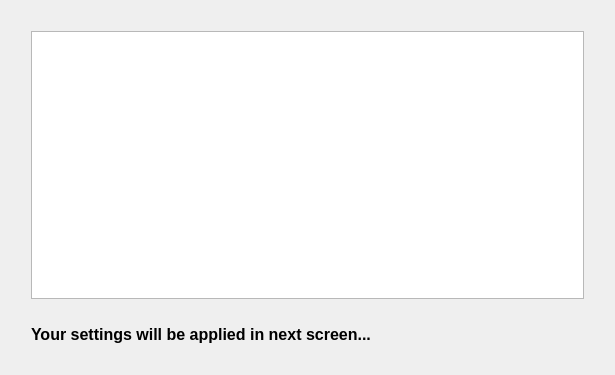
pars-linux/uludag, file kde/kaptan/src/gui/summaryWidget.ui: the form before one commit.
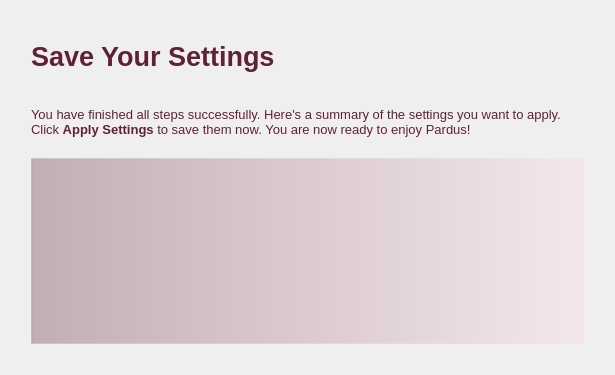
The form after the commit.

Commit message: summary and goodbye widgets are ready. sleepy...

The edit to the form file:
```diff
--- a/kde/kaptan/src/gui/summaryWidget.ui
+++ b/kde/kaptan/src/gui/summaryWidget.ui
@@ -13,6 +13,9 @@
   <property name="windowTitle">
    <string>Summary</string>
   </property>
+  <property name="styleSheet">
+   <string>color: rgb(95, 34, 52);</string>
+  </property>
   <layout class="QGridLayout" name="gridLayout">
    <item row="0" column="1">
     <spacer name="verticalSpacer_2">
@@ -30,89 +33,137 @@
      </property>
     </spacer>
    </item>
-   <item row="1" column="1">
-    <widget class="QTextEdit" name="textSummary"/>
-   </item>
-   <item row="1" column="2">
-    <spacer name="horizontalSpacer_2">
-     <property name="orientation">
-      <enum>Qt::Horizontal</enum>
-     </property>
-     <property name="sizeType">
-      <enum>QSizePolicy::Fixed</enum>
-     </property>
-     <property name="sizeHint" stdset="0">
-      <size>
-       <width>20</width>
-       <height>20</height>
-      </size>
-     </property>
-    </spacer>
-   </item>
-   <item row="2" column="0">
-    <spacer name="horizontalSpacer_3">
-     <property name="orientation">
-      <enum>Qt::Horizontal</enum>
-     </property>
-     <property name="sizeType">
-      <enum>QSizePolicy::Fixed</enum>
-     </property>
-     <property name="sizeHint" stdset="0">
-      <size>
-       <width>20</width>
-       <height>20</height>
-      </size>
-     </property>
-    </spacer>
-   </item>
    <item row="2" column="1">
-    <layout class="QVBoxLayout" name="verticalLayout">
+    <widget class="QTextEdit" name="textSummary">
+     <property name="styleSheet">
+      <string>#textSummary{background-color: qlineargradient(spread:pad, x1:0, y1:0, x2:1, y2:0, stop:0 rgba(0, 0, 0, 81), stop:0.00537634 rgba(95, 34, 52, 80), stop:1 rgba(255, 213, 230, 80));
+
+border: 1px solid rgb(236, 236, 236, 80);}</string>
+     </property>
+    </widget>
+   </item>
+   <item row="2" column="2">
+    <spacer name="horizontalSpacer_2">
+     <property name="orientation">
+      <enum>Qt::Horizontal</enum>
+     </property>
+     <property name="sizeType">
+      <enum>QSizePolicy::Fixed</enum>
+     </property>
+     <property name="sizeHint" stdset="0">
+      <size>
+       <width>20</width>
+       <height>20</height>
+      </size>
+     </property>
+    </spacer>
+   </item>
+   <item row="5" column="1">
+    <spacer name="verticalSpacer_3">
+     <property name="orientation">
+      <enum>Qt::Vertical</enum>
+     </property>
+     <property name="sizeType">
+      <enum>QSizePolicy::Fixed</enum>
+     </property>
+     <property name="sizeHint" stdset="0">
+      <size>
+       <width>20</width>
+       <height>20</height>
+      </size>
+     </property>
+    </spacer>
+   </item>
+   <item row="1" column="1">
+    <layout class="QVBoxLayout" name="verticalLayout_2">
      <item>
-      <spacer name="verticalSpacer">
-       <property name="orientation">
-        <enum>Qt::Vertical</enum>
-       </property>
-       <property name="sizeType">
-        <enum>QSizePolicy::Fixed</enum>
-       </property>
-       <property name="sizeHint" stdset="0">
-        <size>
-         <width>20</width>
-         <height>20</height>
-        </size>
-       </property>
-      </spacer>
-     </item>
-     <item>
-      <widget class="QLabel" name="labelKaptanIntro">
+      <widget class="QLabel" name="label">
        <property name="sizePolicy">
-        <sizepolicy hsizetype="Preferred" vsizetype="Fixed">
+        <sizepolicy hsizetype="Fixed" vsizetype="Fixed">
          <horstretch>0</horstretch>
          <verstretch>0</verstretch>
         </sizepolicy>
        </property>
+       <property name="minimumSize">
+        <size>
+         <width>0</width>
+         <height>50</height>
+        </size>
+       </property>
+       <property name="font">
+        <font>
+         <pointsize>20</pointsize>
+         <weight>75</weight>
+         <bold>true</bold>
+        </font>
+       </property>
+       <property name="styleSheet">
+        <string>color: rgb(95, 34, 52);</string>
+       </property>
+       <property name="text">
+        <string>Save Your Settings</string>
+       </property>
+      </widget>
+     </item>
+     <item>
+      <spacer name="verticalSpacer_5">
+       <property name="orientation">
+        <enum>Qt::Vertical</enum>
+       </property>
+       <property name="sizeType">
+        <enum>QSizePolicy::Fixed</enum>
+       </property>
+       <property name="sizeHint" stdset="0">
+        <size>
+         <width>20</width>
+         <height>20</height>
+        </size>
+       </property>
+      </spacer>
+     </item>
+     <item>
+      <widget class="QLabel" name="labelMouseDesc">
+       <property name="minimumSize">
+        <size>
+         <width>300</width>
+         <height>0</height>
+        </size>
+       </property>
        <property name="styleSheet">
         <string notr="true">color:black</string>
        </property>
-       <property name="frameShadow">
-        <enum>QFrame::Raised</enum>
-       </property>
        <property name="text">
         <string>&lt;!DOCTYPE HTML PUBLIC &quot;-//W3C//DTD HTML 4.0//EN&quot; &quot;http://www.w3.org/TR/REC-html40/strict.dtd&quot;&gt;
 &lt;html&gt;&lt;head&gt;&lt;meta name=&quot;qrichtext&quot; content=&quot;1&quot; /&gt;&lt;style type=&quot;text/css&quot;&gt;
 p, li { white-space: pre-wrap; }
-&lt;/style&gt;&lt;/head&gt;&lt;body style=&quot; font-family:'Droid Sans'; font-size:10pt; font-weight:400; font-style:normal;&quot;&gt;
-&lt;p style=&quot; margin-top:0px; margin-bottom:0px; margin-left:0px; margin-right:0px; -qt-block-indent:0; text-indent:0px;&quot;&gt;&lt;span style=&quot; font-size:12pt; font-weight:600;&quot;&gt;Your settings will be applied in next screen...&lt;/span&gt;&lt;/p&gt;&lt;/body&gt;&lt;/html&gt;</string>
+&lt;/style&gt;&lt;/head&gt;&lt;body style=&quot; font-family:'Sans Serif'; font-size:8pt; font-weight:400; font-style:normal;&quot;&gt;
+&lt;p style=&quot; margin-top:0px; margin-bottom:0px; margin-left:0px; margin-right:0px; -qt-block-indent:0; text-indent:0px;&quot;&gt;&lt;span style=&quot; font-size:10pt; color:#5f2234;&quot;&gt;You have finished all steps successfully. Here's a summary of the settings you want to apply. Click &lt;/span&gt;&lt;span style=&quot; font-size:10pt; font-weight:600; color:#5f2234;&quot;&gt;Apply Settings&lt;/span&gt;&lt;span style=&quot; font-size:10pt; color:#5f2234;&quot;&gt; to save them now. You are now ready to enjoy Pardus!&lt;/span&gt;&lt;/p&gt;&lt;/body&gt;&lt;/html&gt;</string>
        </property>
        <property name="wordWrap">
         <bool>true</bool>
        </property>
       </widget>
      </item>
+     <item>
+      <spacer name="verticalSpacer_6">
+       <property name="orientation">
+        <enum>Qt::Vertical</enum>
+       </property>
+       <property name="sizeType">
+        <enum>QSizePolicy::Fixed</enum>
+       </property>
+       <property name="sizeHint" stdset="0">
+        <size>
+         <width>20</width>
+         <height>15</height>
+        </size>
+       </property>
+      </spacer>
+     </item>
     </layout>
    </item>
-   <item row="3" column="1">
-    <spacer name="verticalSpacer_3">
+   <item row="2" column="0">
+    <spacer name="horizontalSpacer_3">
      <property name="orientation">
       <enum>Qt::Vertical</enum>
      </property>
```
Left out of the diff: 2 changed lines with no effect on the pictures. The commit also changes 1 other file.
